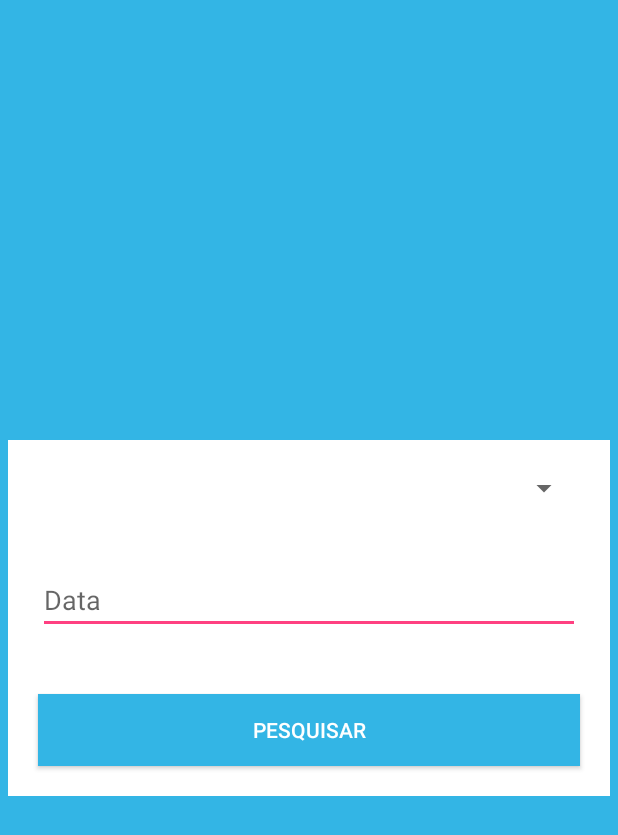
After one commit to luucasAlbuq/censo-icm, an Android app: the layout pesquisar_popup.xml on its own in the app's theme, with its tools: preview values and no code run, on a phone screen of 412 x 824 dp. The commit adds this screen. Shown: the top 835 px of the screen. Run offline under Robolectric (Android 15) with nearby library versions, the phone set to English and light mode, and no system bars.

Commit message:
WIP - Tela de Pesquisar

```diff
--- a/app/src/main/java/icm/censo/a3_code/com/censoicm/CadastroActivity.java
+++ b/app/src/main/java/icm/censo/a3_code/com/censoicm/CadastroActivity.java
@@ -235,7 +235,6 @@ public class CadastroActivity extends AppCompatActivity {
                 dataCadastro = calendario.getTime();
                 Locale BRAZIL = new Locale("pt","BR");
                 SimpleDateFormat sdf = new SimpleDateFormat("dd/MM/yyyy",BRAZIL);
-                Toast.makeText(getApplicationContext(), sdf.format(calendario.getTime()), Toast.LENGTH_SHORT).show();
                 dataTextView.setText("Data: "+sdf.format(calendario.getTime()));
             }
         };
--- /dev/null
+++ b/app/src/main/res/drawable/bordas.xml
@@ -0,0 +1,5 @@
+<?xml version="1.0" encoding="UTF-8"?>
+<shape xmlns:android="http://schemas.android.com/apk/res/android" android:shape="rectangle">
+    <corners android:radius="20dp"/>
+    <stroke android:width="1dp" android:color="@android:color/holo_blue_light"/>
+</shape>
--- a/app/src/main/res/layout/activity_main.xml
+++ b/app/src/main/res/layout/activity_main.xml
@@ -4,6 +4,7 @@
     xmlns:tools="http://schemas.android.com/tools"
     android:layout_width="match_parent"
     android:layout_height="match_parent"
+    android:background="@android:color/background_light"
     tools:context="icm.censo.a3_code.com.censoicm.MainActivity">
 
 
--- /dev/null
+++ b/app/src/main/res/layout/pesquisar_popup.xml
@@ -0,0 +1,46 @@
+<?xml version="1.0" encoding="utf-8"?>
+<RelativeLayout xmlns:android="http://schemas.android.com/apk/res/android"
+    xmlns:app="http://schemas.android.com/apk/res-auto"
+    xmlns:tools="http://schemas.android.com/tools"
+    android:id="@+id/pesquisar_popup_id"
+    android:layout_width="match_parent"
+    android:layout_height="match_parent"
+    android:background="@android:color/holo_blue_light"
+    android:padding="5dp">
+
+    <LinearLayout
+        android:layout_width="match_parent"
+        android:layout_height="wrap_content"
+        android:layout_centerVertical="true"
+        android:animateLayoutChanges="true"
+        android:background="@android:color/background_light"
+        android:orientation="vertical"
+        android:visibility="visible">
+
+        <Spinner
+            android:id="@+id/metodo_de_pesquisa"
+            android:layout_width="match_parent"
+            android:layout_height="wrap_content"
+            android:layout_margin="20dp"></Spinner>
+
+        <EditText
+            android:id="@+id/dataPesquisa"
+            android:layout_width="match_parent"
+            android:layout_height="wrap_content"
+            android:layout_margin="20dp"
+            android:ems="10"
+            android:hint="Data"
+            android:inputType="date" />
+
+        <Button
+            android:id="@+id/pesquisarPopupButton"
+            style="@style/Widget.AppCompat.Button.Colored"
+            android:layout_width="match_parent"
+            android:layout_height="wrap_content"
+            android:layout_margin="20dp"
+            android:background="@android:color/holo_blue_light"
+            android:text="Pesquisar" />
+
+    </LinearLayout>
+
+</RelativeLayout>
```
Also changed, not shown: app/src/main/AndroidManifest.xml (+6 -2 lines), app/src/main/java/icm/censo/a3_code/com/censoicm/MainActivity.java (+28 -2 lines), app/src/main/res/drawable/ic_search_black_24dp.xml (added, +9 -0 lines).
